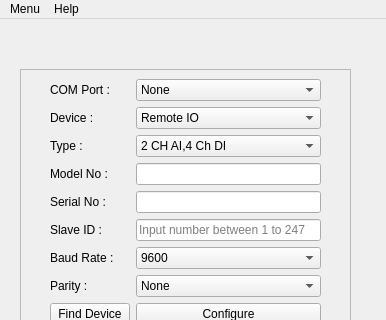
Qt form app/ui/mainwindow.ui (unipolar-soft/device-config) before a commit; both pictures show x 0 to 386 and y 0 to 320 of the 386 by 608 pixel window.
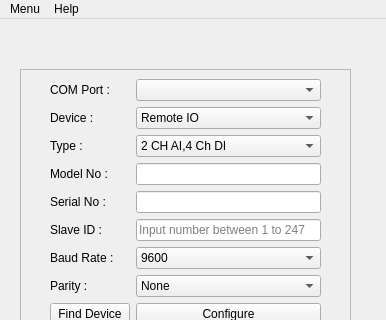
The same form after that commit.

Commit message: till write data

```diff
--- a/app/ui/mainwindow.ui
+++ b/app/ui/mainwindow.ui
@@ -239,13 +239,7 @@
          </widget>
         </item>
         <item row="0" column="1">
-         <widget class="QComboBox" name="comPortInput">
-          <item>
-           <property name="text">
-            <string>None</string>
-           </property>
-          </item>
-         </widget>
+         <widget class="QComboBox" name="comPortInput"/>
         </item>
        </layout>
       </item>
```
The commit also changes 2 other files.
